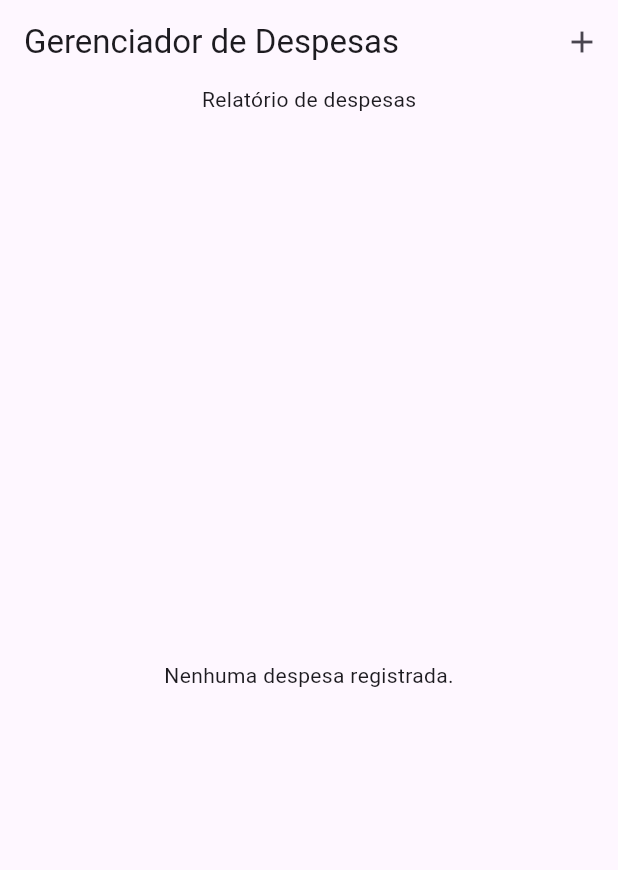
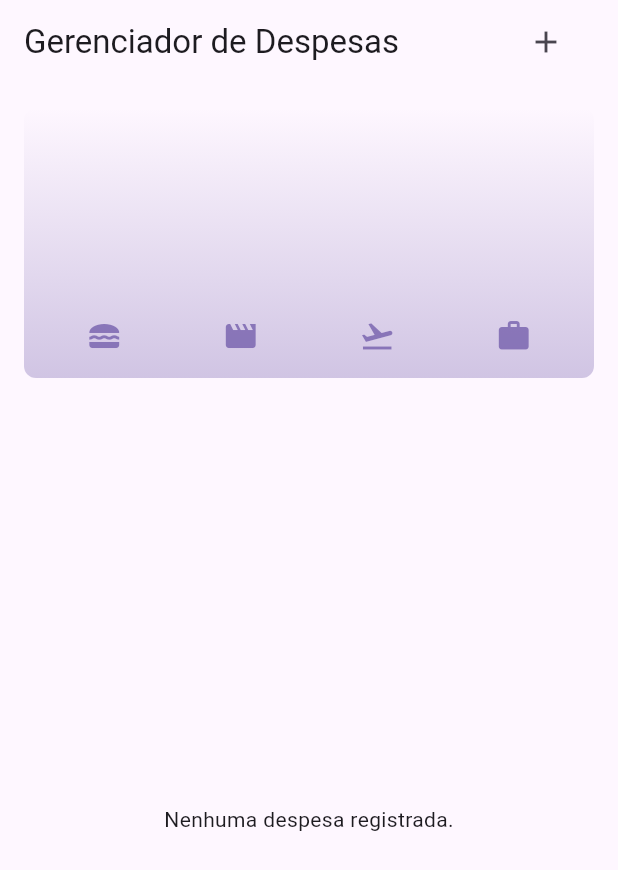
Before and after one commit to rlneto/despesas_flutter, a Flutter app: the screen it shows after launch, on a phone screen of 412 x 824 dp. Shown: the top 870 px of the screen. Run offline on Flutter 3.47's test engine with Material 3 defaults, Android fonts, the light colour scheme and no system bars.

Commit message:
Feature: gráfico de despesas

```diff
--- /dev/null
+++ b/lib/widgets/chart/chart.dart
@@ -0,0 +1,93 @@
+import 'package:flutter/material.dart';
+import 'package:despesas_flutter/widgets/chart/chart_bar.dart';
+import 'package:despesas_flutter/models/expense.dart';
+
+class Chart extends StatelessWidget {
+  const Chart({super.key, required this.expenses});
+
+  final List<Expense> expenses;
+
+  List<ExpenseBucket> get buckets {
+    return [
+      ExpenseBucket.forCategory(expenses, Category.food),
+      ExpenseBucket.forCategory(expenses, Category.leisure),
+      ExpenseBucket.forCategory(expenses, Category.travel),
+      ExpenseBucket.forCategory(expenses, Category.work),
+    ];
+  }
+
+  double get maxTotalExpense {
+    double maxTotalExpense = 0;
+
+    for (final bucket in buckets) {
+      if (bucket.totalExpenses > maxTotalExpense) {
+        maxTotalExpense = bucket.totalExpenses;
+      }
+    }
+
+    return maxTotalExpense;
+  }
+
+  @override
+  Widget build(BuildContext context) {
+    final isDarkMode =
+        MediaQuery.of(context).platformBrightness == Brightness.dark;
+    return Container(
+      margin: const EdgeInsets.all(16),
+      padding: const EdgeInsets.symmetric(vertical: 16, horizontal: 8),
+      width: double.infinity,
+      height: 180,
+      decoration: BoxDecoration(
+        borderRadius: BorderRadius.circular(8),
+        gradient: LinearGradient(
+          colors: [
+            Theme.of(context).colorScheme.primary.withOpacity(0.3),
+            Theme.of(context).colorScheme.primary.withOpacity(0.0),
+          ],
+          begin: Alignment.bottomCenter,
+          end: Alignment.topCenter,
+        ),
+      ),
+      child: Column(
+        children: [
+          Expanded(
+            child: Row(
+              crossAxisAlignment: CrossAxisAlignment.end,
+              children: [
+                for (final bucket in buckets)
+                  ChartBar(
+                    fill:
+                        bucket.totalExpenses == 0
+                            ? 0
+                            : bucket.totalExpenses / maxTotalExpense,
+                  ),
+              ],
+            ),
+          ),
+          const SizedBox(height: 12),
+          Row(
+            children:
+                buckets
+                    .map(
+                      (bucket) => Expanded(
+                        child: Padding(
+                          padding: const EdgeInsets.symmetric(horizontal: 4),
+                          child: Icon(
+                            categoryIcons[bucket.category],
+                            color:
+                                isDarkMode
+                                    ? Theme.of(context).colorScheme.secondary
+                                    : Theme.of(
+                                      context,
+                                    ).colorScheme.primary.withOpacity(0.7),
+                          ),
+                        ),
+                      ),
+                    )
+                    .toList(),
+          ),
+        ],
+      ),
+    );
+  }
+}
--- a/lib/widgets/expenses.dart
+++ b/lib/widgets/expenses.dart
@@ -1,3 +1,4 @@
+import 'package:despesas_flutter/widgets/chart/chart.dart';
 import 'package:despesas_flutter/widgets/expenses_list/expenses_list.dart';
 import 'package:despesas_flutter/widgets/new_expense.dart';
 import 'package:flutter/material.dart';
@@ -70,13 +71,17 @@
     }
     return Scaffold(
       appBar: AppBar(
+        actionsPadding: EdgeInsets.fromLTRB(0, 0, 24, 0),
         title: Text("Gerenciador de Despesas"),
         actions: [
           IconButton(onPressed: _openAddExpenseOverlay, icon: Icon(Icons.add)),
         ],
       ),
       body: Column(
-        children: [Text('Relatório de despesas'), Expanded(child: mainContent)],
+        children: [
+          Chart(expenses: _registeredExpenses),
+          Expanded(child: mainContent),
+        ],
       ),
     );
   }
```
Also changed, not shown: lib/widgets/chart/chart_bar.dart (added, +33 -0 lines).
